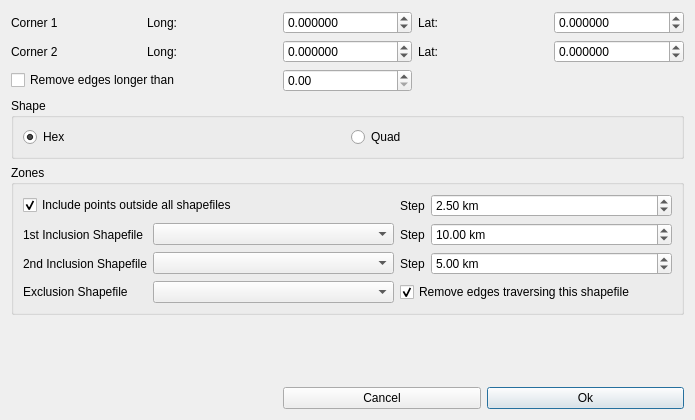
Before: the Qt Designer form qtgui/creategraphdialog.ui in frabas/DISPLACE_GUI, drawn with Qt 5.
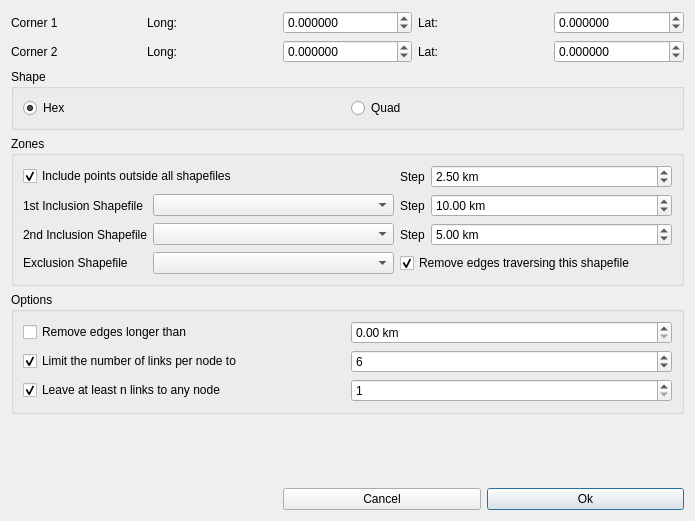
After: the same form once the commit is applied.

Commit message: Graph Builder: Min and Max number of links enforcement

Patch:
```diff
--- a/qtgui/creategraphdialog.ui
+++ b/qtgui/creategraphdialog.ui
@@ -7,7 +7,7 @@
     <x>0</x>
     <y>0</y>
     <width>695</width>
-    <height>420</height>
+    <height>521</height>
    </rect>
   </property>
   <property name="windowTitle">
@@ -142,7 +142,7 @@
      </property>
     </spacer>
    </item>
-   <item row="3" column="0" colspan="5">
+   <item row="2" column="0" colspan="5">
     <widget class="QGroupBox" name="groupBox">
      <property name="title">
       <string>Shape</string>
@@ -168,7 +168,7 @@
      </layout>
     </widget>
    </item>
-   <item row="5" column="0" colspan="5">
+   <item row="4" column="0" colspan="5">
     <widget class="QGroupBox" name="groupBox_2">
      <property name="title">
       <string>Zones</string>
@@ -305,15 +305,65 @@
      </layout>
     </widget>
    </item>
-   <item row="2" column="0" colspan="2">
+   <item row="5" column="0" colspan="5">
+    <widget class="QGroupBox" name="groupBox_3">
+     <property name="title">
+      <string>Options</string>
+     </property>
+     <layout class="QGridLayout" name="gridLayout_4">
+      <item row="0" column="0">
     <widget class="QCheckBox" name="removesLongEdges">
      <property name="text">
       <string>Remove edges longer than</string>
      </property>
     </widget>
    </item>
-   <item row="2" column="2">
-    <widget class="QDoubleSpinBox" name="longEdgesLimit"/>
+      <item row="0" column="1">
+       <widget class="QDoubleSpinBox" name="longEdgesLimit">
+        <property name="suffix">
+         <string> km</string>
+        </property>
+       </widget>
+      </item>
+      <item row="1" column="1">
+       <widget class="QSpinBox" name="maxLinks">
+        <property name="minimum">
+         <number>1</number>
+        </property>
+        <property name="value">
+         <number>6</number>
+        </property>
+       </widget>
+      </item>
+      <item row="1" column="0">
+       <widget class="QCheckBox" name="maxLinksEnabled">
+        <property name="text">
+         <string>Limit the number of links per node to</string>
+        </property>
+        <property name="checked">
+         <bool>true</bool>
+        </property>
+       </widget>
+      </item>
+      <item row="2" column="0">
+       <widget class="QCheckBox" name="minLinksEnabled">
+        <property name="text">
+         <string>Leave at least n links to any node</string>
+        </property>
+        <property name="checked">
+         <bool>true</bool>
+        </property>
+       </widget>
+      </item>
+      <item row="2" column="1">
+       <widget class="QSpinBox" name="minLinks">
+        <property name="minimum">
+         <number>1</number>
+        </property>
+       </widget>
+      </item>
+     </layout>
+    </widget>
    </item>
   </layout>
  </widget>
```
Left out of the diff: 22 changed lines with no effect on the pictures. Lines whose indentation alone changed are shown as unchanged. The commit also changes 5 other files.
